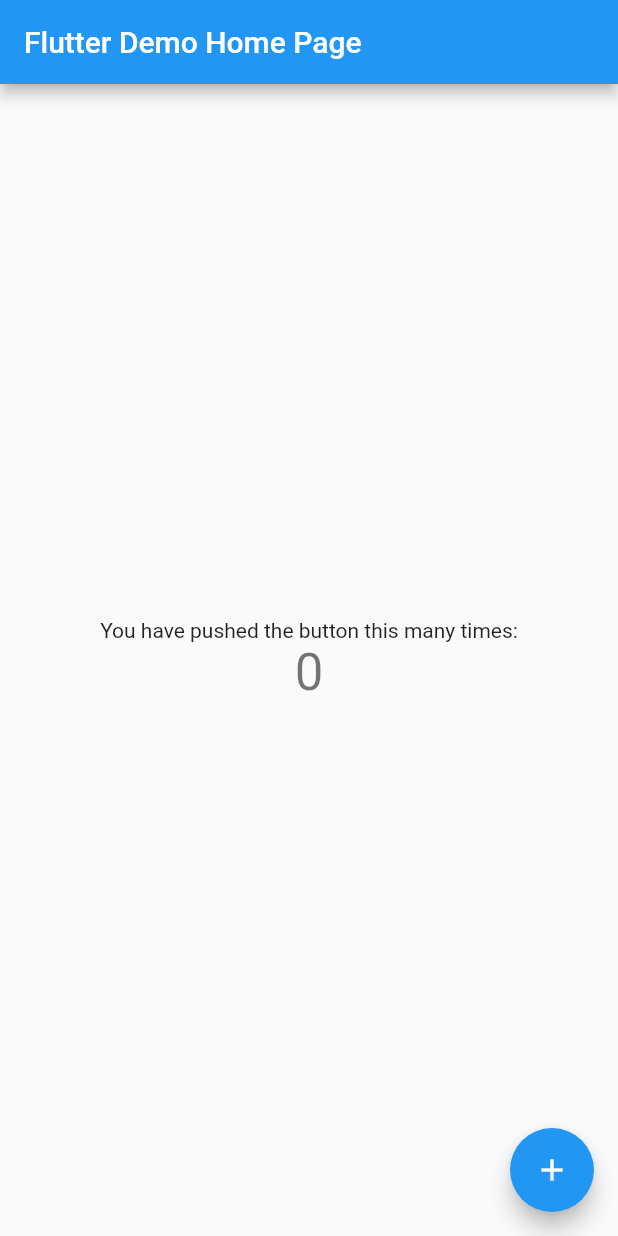
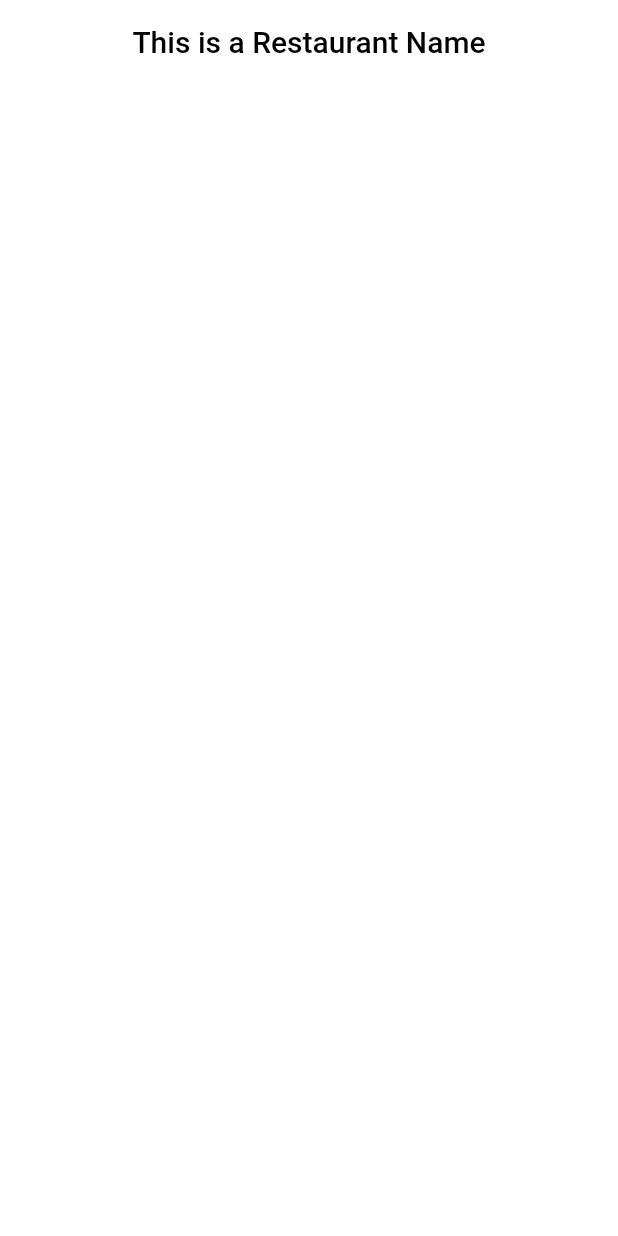
Before and after one commit to elizalflores/yelp-review-app, a Flutter app: the screen it shows after launch, on a phone screen of 412 x 824 dp. Run offline on Flutter 3.47's test engine with Material 2 defaults, Android fonts, the phone set to English and light mode, and no system bars.

```diff
--- /dev/null
+++ b/lib/home_screen.dart
@@ -0,0 +1,39 @@
+import 'package:flutter/material.dart';
+import 'package:flutter/services.dart';
+import 'package:yelp_review/api_calls.dart';
+
+class HomeScreen extends StatefulWidget {
+  final String? restaurantName;
+
+  const HomeScreen({@visibleForTesting this.restaurantName, Key? key})
+      : super(key: key);
+
+  @override
+  State<HomeScreen> createState() => _HomeScreenState();
+}
+
+class _HomeScreenState extends State<HomeScreen> {
+  @override
+  Widget build(BuildContext context) {
+    return Scaffold(
+      backgroundColor: Colors.white,
+      appBar: AppBar(
+        systemOverlayStyle: const SystemUiOverlayStyle(
+          statusBarColor: Colors.white,
+          statusBarIconBrightness: Brightness.dark,
+        ),
+        title: const Padding(
+          padding: EdgeInsets.symmetric(horizontal: 50.0),
+          child: Text(
+            'This is a Restaurant Name',
+            style: TextStyle(color: Colors.black),
+            overflow: TextOverflow.ellipsis,
+          ),
+        ),
+        centerTitle: true,
+        backgroundColor: Colors.white,
+        elevation: 0,
+      ),
+    );
+  }
+}
--- a/lib/main.dart
+++ b/lib/main.dart
@@ -1,115 +1,6 @@
 import 'package:flutter/material.dart';
+import 'package:yelp_review/yelp_app.dart';
 
 void main() {
-  runApp(const MyApp());
+  runApp(const YelpApp());
 }
-
-class MyApp extends StatelessWidget {
-  const MyApp({Key? key}) : super(key: key);
-
-  // This widget is the root of your application.
-  @override
-  Widget build(BuildContext context) {
-    return MaterialApp(
-      title: 'Flutter Demo',
-      theme: ThemeData(
-        // This is the theme of your application.
-        //
-        // Try running your application with "flutter run". You'll see the
-        // application has a blue toolbar. Then, without quitting the app, try
-        // changing the primarySwatch below to Colors.green and then invoke
-        // "hot reload" (press "r" in the console where you ran "flutter run",
-        // or simply save your changes to "hot reload" in a Flutter IDE).
-        // Notice that the counter didn't reset back to zero; the application
-        // is not restarted.
-        primarySwatch: Colors.blue,
-      ),
-      home: const MyHomePage(title: 'Flutter Demo Home Page'),
-    );
-  }
-}
-
-class MyHomePage extends StatefulWidget {
-  const MyHomePage({Key? key, required this.title}) : super(key: key);
-
-  // This widget is the home page of your application. It is stateful, meaning
-  // that it has a State object (defined below) that contains fields that affect
-  // how it looks.
-
-  // This class is the configuration for the state. It holds the values (in this
-  // case the title) provided by the parent (in this case the App widget) and
-  // used by the build method of the State. Fields in a Widget subclass are
-  // always marked "final".
-
-  final String title;
-
-  @override
-  State<MyHomePage> createState() => _MyHomePageState();
-}
-
-class _MyHomePageState extends State<MyHomePage> {
-  int _counter = 0;
-
-  void _incrementCounter() {
-    setState(() {
-      // This call to setState tells the Flutter framework that something has
-      // changed in this State, which causes it to rerun the build method below
-      // so that the display can reflect the updated values. If we changed
-      // _counter without calling setState(), then the build method would not be
-      // called again, and so nothing would appear to happen.
-      _counter++;
-    });
-  }
-
-  @override
-  Widget build(BuildContext context) {
-    // This method is rerun every time setState is called, for instance as done
-    // by the _incrementCounter method above.
-    //
-    // The Flutter framework has been optimized to make rerunning build methods
-    // fast, so that you can just rebuild anything that needs updating rather
-    // than having to individually change instances of widgets.
-    return Scaffold(
-      appBar: AppBar(
-        // Here we take the value from the MyHomePage object that was created by
-        // the App.build method, and use it to set our appbar title.
-        title: Text(widget.title),
-      ),
-      body: Center(
-        // Center is a layout widget. It takes a single child and positions it
-        // in the middle of the parent.
-        child: Column(
-          // Column is also a layout widget. It takes a list of children and
-          // arranges them vertically. By default, it sizes itself to fit its
-          // children horizontally, and tries to be as tall as its parent.
-          //
-          // Invoke "debug painting" (press "p" in the console, choose the
-          // "Toggle Debug Paint" action from the Flutter Inspector in Android
-          // Studio, or the "Toggle Debug Paint" command in Visual Studio Code)
-          // to see the wireframe for each widget.
-          //
-          // Column has various properties to control how it sizes itself and
-          // how it positions its children. Here we use mainAxisAlignment to
-          // center the children vertically; the main axis here is the vertical
-          // axis because Columns are vertical (the cross axis would be
-          // horizontal).
-          mainAxisAlignment: MainAxisAlignment.center,
-          children: <Widget>[
-            const Text(
-              'You have pushed the button this many times:',
-            ),
-            Text(
-              '$_counter',
-              style: Theme.of(context).textTheme.headline4,
-            ),
-          ],
-        ),
-      ),
-      floatingActionButton: FloatingActionButton(
-        onPressed: _incrementCounter,
-        tooltip: 'Increment',
-        child: const Icon(Icons.add),
-      ), // This trailing comma makes auto-formatting nicer for build methods.
-    );
-  }
-}
--- /dev/null
+++ b/lib/yelp_app.dart
@@ -0,0 +1,17 @@
+import 'package:flutter/material.dart';
+import 'package:yelp_review/home_screen.dart';
+
+class YelpApp extends StatelessWidget {
+  const YelpApp({Key? key}) : super(key: key);
+
+  @override
+  Widget build(BuildContext context) {
+    return MaterialApp(
+      debugShowCheckedModeBanner: false,
+      initialRoute: '/home_screen',
+      routes: {
+        '/home_screen': (context) => const HomeScreen(),
+      },
+    );
+  }
+}
--- a/pubspec.yaml
+++ b/pubspec.yaml
@@ -34,6 +34,7 @@ dependencies:
   # The following adds the Cupertino Icons font to your application.
   # Use with the CupertinoIcons class for iOS style icons.
   cupertino_icons: ^1.0.2
+  golden_toolkit: ^0.13.0
 
 dev_dependencies:
   flutter_test:
```
Also changed, not shown: 6 other files.
